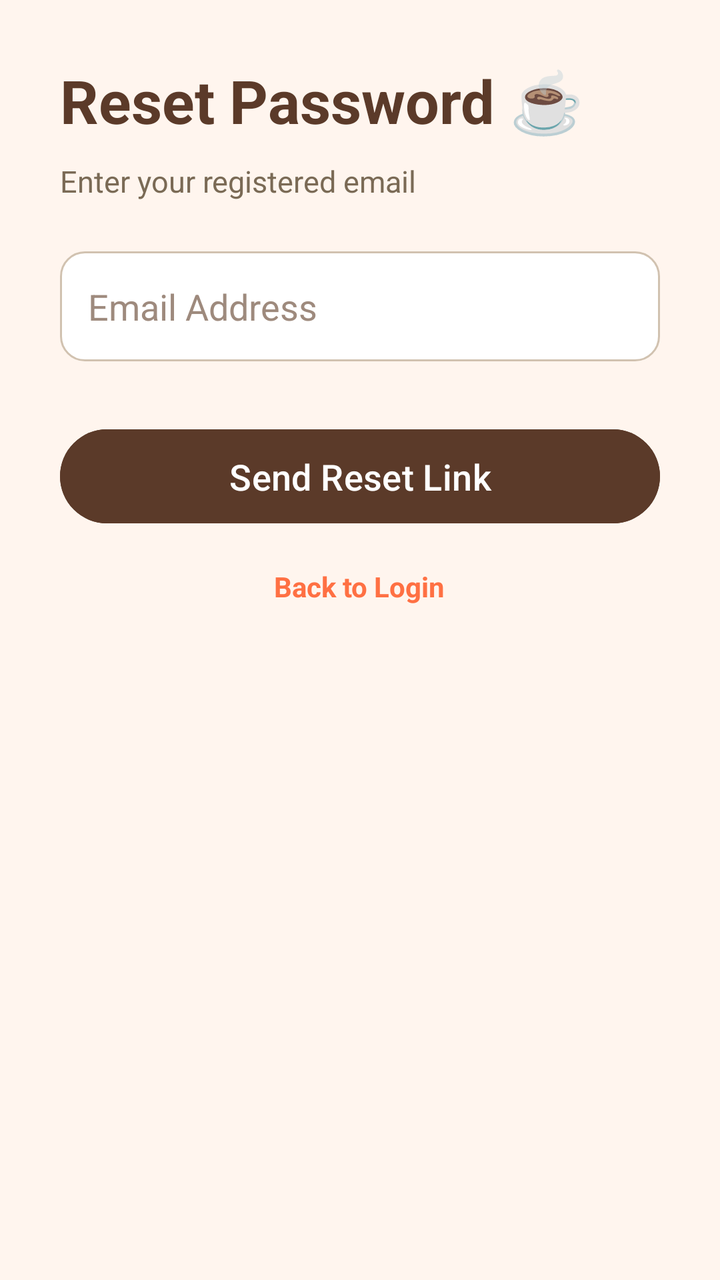
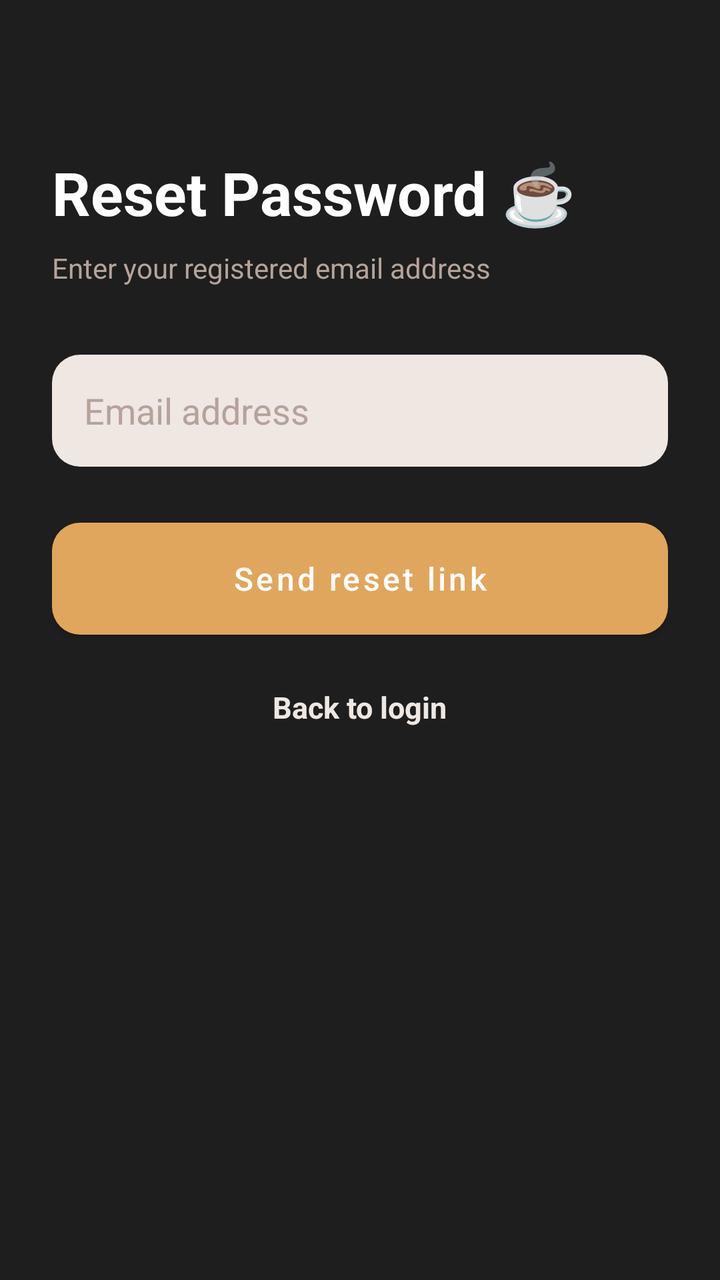

Two renders of the same Android screen: before a commit and after it. Below are the layout's source before the change and the commit's diff.
<!-- AndroidManifest.xml: application theme Theme.CoffeeApp -->
<!-- res/layout/activity_forgot_password.xml -->
<?xml version="1.0" encoding="utf-8"?>
<ScrollView xmlns:android="http://schemas.android.com/apk/res/android"
    android:layout_width="match_parent"
    android:layout_height="match_parent"
    android:background="#FFF5EE">

    <LinearLayout
        android:layout_width="match_parent"
        android:layout_height="wrap_content"
        android:padding="30dp"
        android:orientation="vertical">

        <TextView
            android:layout_width="wrap_content"
            android:layout_height="wrap_content"
            android:text="Reset Password ☕"
            android:textSize="30sp"
            android:textStyle="bold"
            android:textColor="#5B3A29" />

        <TextView
            android:layout_width="wrap_content"
            android:layout_height="wrap_content"
            android:text="Enter your registered email"
            android:textColor="#7A6A55"
            android:layout_marginTop="10dp"
            android:textSize="15sp"/>

        <EditText
            android:id="@+id/etEmail"
            android:layout_width="match_parent"
            android:layout_height="55dp"
            android:layout_marginTop="25dp"
            android:background="@drawable/rounded_edittext"
            android:hint="Email Address"
            android:textColorHint="#9E8A7D"
            android:padding="14dp"
            android:inputType="textEmailAddress" />

        <Button
            android:id="@+id/btnReset"
            android:layout_width="match_parent"
            android:layout_height="55dp"
            android:layout_marginTop="30dp"
            android:backgroundTint="#5B3A29"
            android:text="Send Reset Link"
            android:textColor="#FFFFFF"
            android:textSize="18sp" />

        <TextView
            android:id="@+id/tvBackLogin"
            android:layout_width="wrap_content"
            android:layout_height="wrap_content"
            android:text="Back to Login"
            android:textColor="#FF7043"
            android:textStyle="bold"
            android:layout_gravity="center"
            android:layout_marginTop="18dp" />

    </LinearLayout>
</ScrollView>
<!-- resources referenced by this layout -->
<resources>
  <!-- drawable rounded_edittext (drawable) -->
  <?xml version="1.0" encoding="utf-8"?>
  <shape xmlns:android="http://schemas.android.com/apk/res/android"
      android:shape="rectangle">
      <solid android:color="#FFFFFF"/>
      <corners android:radius="12dp"/>
      <stroke android:width="1dp" android:color="#D1C2B0"/>
  </shape>
  <style name="Theme.CoffeeApp" parent="Theme.Material3.Light.NoActionBar">
  
          
          <item name="android:colorBackground">@color/cream_light</item>
          <item name="colorSurface">@color/cream_light</item>
          <item name="colorOnSurface">@color/brown_dark</item>
  
          
          <item name="colorPrimary">@color/accent_gold</item>
          <item name="colorOnPrimary">@color/white</item>
  
          
          <item name="colorSecondary">@color/brown_medium</item>
          <item name="colorOnSecondary">@color/white</item>
  
          
          <item name="android:statusBarColor">@color/brown_dark</item>
          <item name="android:navigationBarColor">@color/brown_dark</item>
  
          
          <item name="materialCardViewStyle">@style/CoffeeCardStyle</item>
      </style>
  <color name="cream_light">#F5E9DE</color>
  <color name="brown_dark">#3B2922</color>
  <color name="accent_gold">#E0A65D</color>
  <color name="white">#FFFFFFFF</color>
  <color name="brown_medium">#5A3E31</color>
  <style name="CoffeeCardStyle" parent="Widget.Material3.CardView.Elevated">
          <item name="cardBackgroundColor">@color/cream_light</item>
          <item name="cardElevation">4dp</item>
          <item name="shapeAppearance">@style/CoffeeCardShape</item>
      </style>
  <style name="CoffeeCardShape" parent="">
          <item name="cornerFamily">rounded</item>
          <item name="cornerSize">16dp</item>
      </style>
</resources>

<!-- the commit's change to res/layout/activity_forgot_password.xml (unified diff, before → after) -->
@@ -2,60 +2,71 @@
 <ScrollView xmlns:android="http://schemas.android.com/apk/res/android"
     android:layout_width="match_parent"
     android:layout_height="match_parent"
-    android:background="#FFF5EE">
+    android:background="@color/coffee_bg"
+    android:fillViewport="true">
 
     <LinearLayout
         android:layout_width="match_parent"
         android:layout_height="wrap_content"
-        android:padding="30dp"
-        android:orientation="vertical">
+        android:orientation="vertical"
+        android:padding="26dp">
 
+        
         <TextView
             android:layout_width="wrap_content"
             android:layout_height="wrap_content"
             android:text="Reset Password ☕"
             android:textSize="30sp"
             android:textStyle="bold"
-            android:textColor="#5B3A29" />
+            android:textColor="@color/white"
+            android:layout_marginTop="50dp"/>
 
+        
         <TextView
             android:layout_width="wrap_content"
             android:layout_height="wrap_content"
-            android:text="Enter your registered email"
-            android:textColor="#7A6A55"
-            android:layout_marginTop="10dp"
-            android:textSize="15sp"/>
+            android:text="Enter your registered email address"
+            android:textSize="14sp"
+            android:textColor="@color/coffee_hint"
+            android:layout_marginTop="8dp"/>
 
+        
         <EditText
             android:id="@+id/etEmail"
             android:layout_width="match_parent"
-            android:layout_height="55dp"
-            android:layout_marginTop="25dp"
+            android:layout_height="56dp"
+            android:layout_marginTop="34dp"
             android:background="@drawable/rounded_edittext"
-            android:hint="Email Address"
-            android:textColorHint="#9E8A7D"
-            android:padding="14dp"
-            android:inputType="textEmailAddress" />
+            android:hint="Email address"
+            android:padding="16dp"
+            android:textColor="#000000"
+            android:textColorHint="@color/coffee_hint"
+            android:inputType="textEmailAddress"/>
 
+        
         <Button
             android:id="@+id/btnReset"
             android:layout_width="match_parent"
-            android:layout_height="55dp"
-            android:layout_marginTop="30dp"
-            android:backgroundTint="#5B3A29"
-            android:text="Send Reset Link"
-            android:textColor="#FFFFFF"
-            android:textSize="18sp" />
+            android:layout_height="56dp"
+            android:layout_marginTop="28dp"
+            android:text="Send reset link"
+            android:textAllCaps="false"
+            android:textSize="16sp"
+            android:textColor="@color/white"
+            android:background="@drawable/login_btn_bg"
+            android:elevation="6dp"/>
 
+        
         <TextView
             android:id="@+id/tvBackLogin"
             android:layout_width="wrap_content"
             android:layout_height="wrap_content"
-            android:text="Back to Login"
-            android:textColor="#FF7043"
+            android:text="Back to login"
+            android:textSize="15sp"
             android:textStyle="bold"
+            android:textColor="@color/coffee_light"
             android:layout_gravity="center"
-            android:layout_marginTop="18dp" />
+            android:layout_marginTop="26dp"/>
 
     </LinearLayout>
 </ScrollView>
<!-- resource entries referenced after the edit -->
@@ -1,14 +1,14 @@
 <!-- resources referenced by this layout -->
 <resources>
+  <color name="coffee_bg">#1E1E1E</color>
+  <color name="coffee_hint">#B5A39A</color>
+  <color name="coffee_light">#EFE7E2</color>
   <!-- drawable rounded_edittext (drawable) -->
-  <?xml version="1.0" encoding="utf-8"?>
-  <shape xmlns:android="http://schemas.android.com/apk/res/android"
-      android:shape="rectangle">
-      <solid android:color="#FFFFFF"/>
-      <corners android:radius="12dp"/>
-      <stroke android:width="1dp" android:color="#D1C2B0"/>
+  <shape xmlns:android="http://schemas.android.com/apk/res/android">
+      <solid android:color="#EFE7E2"/>
+      <corners android:radius="14dp"/>
   </shape>
-  <style name="Theme.CoffeeApp" parent="Theme.Material3.Light.NoActionBar">
+  <style name="Theme.CoffeeApp" parent="Theme.MaterialComponents.DayNight.NoActionBar">
   
           
           <item name="android:colorBackground">@color/cream_light</item>
@@ -29,11 +29,17 @@
   
           
           <item name="materialCardViewStyle">@style/CoffeeCardStyle</item>
+  
       </style>
   <color name="cream_light">#F5E9DE</color>
   <color name="brown_dark">#3B2922</color>
   <color name="accent_gold">#E0A65D</color>
   <color name="white">#FFFFFFFF</color>
+  <!-- drawable login_btn_bg (drawable) -->
+  <shape xmlns:android="http://schemas.android.com/apk/res/android">
+      <solid android:color="#C87142"/>
+      <corners android:radius="14dp"/>
+  </shape>
   <color name="brown_medium">#5A3E31</color>
   <style name="CoffeeCardStyle" parent="Widget.Material3.CardView.Elevated">
           <item name="cardBackgroundColor">@color/cream_light</item>
